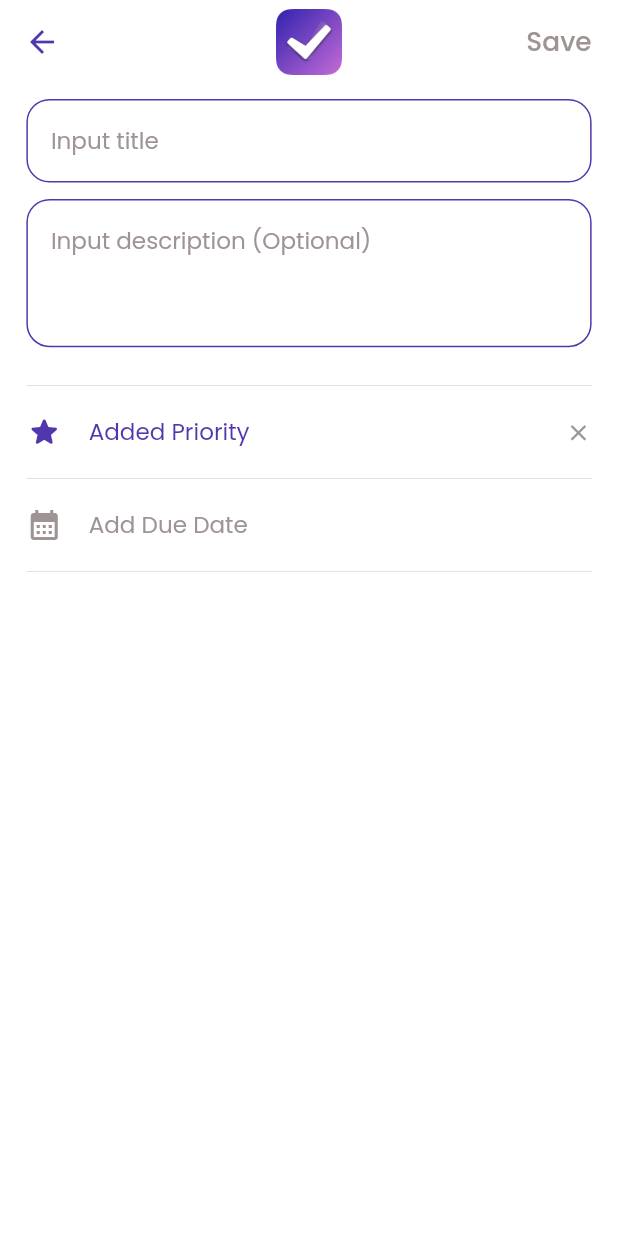
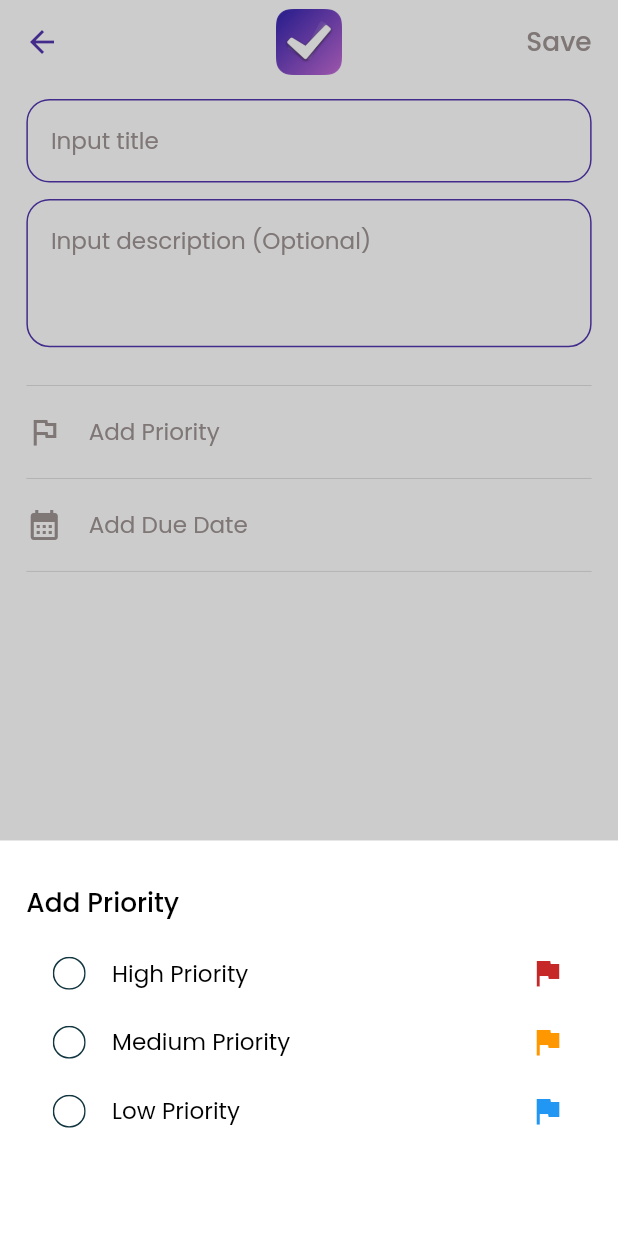
Before and after one commit to huymtb/demo_to_do_list, a Flutter app: the TaskDetailPage screen opened by its route, after a tap on "Add Priority", on a phone screen of 412 x 824 dp. Run offline on Flutter 3.47's test engine with Material 2 defaults, Android fonts, the phone set to English and light mode, and no system bars; our stand-ins replace flutter_mobx, flutter_svg, go_router, mobx, sqflite; accounts and stored records are empty; generated files the repository leaves out were written again.

Commit message:
update priority levels

```diff
--- a/lib/l10n/intl_en.arb
+++ b/lib/l10n/intl_en.arb
@@ -46,5 +46,8 @@
   "sureDeleteTask": "Are you sure to delete this task?",
   "yes": "Yes",
   "no": "No",
-  "addNewTask": "Add New Task"
+  "addNewTask": "Add New Task",
+  "lowPriority": "Low Priority",
+  "mediumPriority": "Medium Priority",
+  "highPriority": "High Priority"
 }
--- a/lib/pages/home_page/widgets/sort_item.dart
+++ b/lib/pages/home_page/widgets/sort_item.dart
@@ -6,12 +6,14 @@ class SortItem extends StatelessWidget {
   final Function? onPressed;
   final bool isSelected;
   final String title;
+  final Widget? icon;
 
   const SortItem({
     Key? key,
     this.onPressed,
     this.isSelected = false,
     this.title = '',
+    this.icon,
   }) : super(key: key);
 
   @override
@@ -27,10 +29,16 @@ class SortItem extends StatelessWidget {
             completed: isSelected,
           ),
           SizedBox(width: AppDimens.defaultPadding),
-          Text(
-            title,
-            style: Theme.of(context).textTheme.titleMedium,
+          Expanded(
+            child: Text(
+              title,
+              style: Theme.of(context).textTheme.titleMedium,
+            ),
           ),
+          if (icon != null) ...[
+            icon!,
+            SizedBox(width: AppDimens.defaultPadding),
+          ],
         ],
       ),
     );
--- a/lib/pages/home_page/widgets/task_item.dart
+++ b/lib/pages/home_page/widgets/task_item.dart
@@ -1,8 +1,10 @@
+import 'package:collection/collection.dart';
 import 'package:flutter/material.dart';
 import 'package:todo/generated/l10n.dart';
 import 'package:todo/model/task_model.dart';
 import 'package:todo/theme/app_colors.dart';
 import 'package:todo/theme/app_dimens.dart';
+import 'package:todo/utils/app_constants.dart';
 import 'package:todo/utils/utils.dart';
 import 'package:todo/widgets/complete_icon_button.dart';
 
@@ -22,6 +24,10 @@ class TaskItem extends StatelessWidget {
 
   @override
   Widget build(BuildContext context) {
+    Map? priority = AppConstants()
+        .listPriority
+        .firstWhereOrNull((element) => element['value'] == task?.priority);
+    priority ??= AppConstants().defaultPriority;
     return GestureDetector(
       onTap: () {
         onTaskPressed?.call(task);
@@ -82,17 +88,7 @@ class TaskItem extends StatelessWidget {
               ),
             ),
             SizedBox(width: AppDimens.defaultPadding),
-            GestureDetector(
-              onTap: () {
-                onTaskPriorityPressed?.call(task);
-              },
-              child: Icon(
-                task?.priority == 0
-                    ? Icons.star_rounded
-                    : Icons.star_border_rounded,
-                color: AppColors.primary,
-              ),
-            ),
+            priority['icon'],
           ],
         ),
       ),
--- a/lib/pages/task_detail/task_detail_page.dart
+++ b/lib/pages/task_detail/task_detail_page.dart
@@ -1,3 +1,4 @@
+import 'package:collection/collection.dart';
 import 'package:flutter/cupertino.dart';
 import 'package:flutter/material.dart';
 import 'package:flutter_mobx/flutter_mobx.dart';
@@ -5,6 +6,7 @@ import 'package:provider/provider.dart';
 import 'package:todo/app/app_store.dart';
 import 'package:todo/generated/l10n.dart';
 import 'package:todo/model/task_model.dart';
+import 'package:todo/pages/home_page/widgets/sort_item.dart';
 import 'package:todo/router/router.dart';
 import 'package:todo/stores/task_store.dart';
 import 'package:todo/theme/app_colors.dart';
@@ -40,6 +42,7 @@ class _TaskDetailPageState extends State<TaskDetailPage> {
   void initState() {
     super.initState();
     _appStore = context.read<AppStore>();
+    _taskStore.priority = AppConstants().defaultPriority;
     if (widget.task != null) {
       initTask();
     }
@@ -106,13 +109,14 @@ class _TaskDetailPageState extends State<TaskDetailPage> {
                 const Divider(),
                 IconButtonTextCustom(
                   onPressed: () {
-                    _taskStore.togglePriority();
+                    showBottomSheetPriority(context);
                   },
-                  iconPath: Icons.star_rounded,
-                  btnTitle: _taskStore.priority
-                      ? S.of(context).addedPriority
-                      : S.of(context).addPriority,
-                  enable: _taskStore.priority,
+                  icon: _taskStore.priority?['icon'],
+                  btnTitle: _taskStore.priority?['title'],
+                  enable: _taskStore.priority?['value'] != 3,
+                  suffixIconPressed: () {
+                    _taskStore.togglePriority(AppConstants().defaultPriority);
+                  },
                 ),
                 const Divider(),
                 IconButtonTextCustom(
@@ -184,7 +188,7 @@ class _TaskDetailPageState extends State<TaskDetailPage> {
           title: _titleController.text,
           description: _descriptionController.text,
           dueDate: _taskStore.dueDate,
-          priority: _taskStore.priority ? 0 : 1,
+          priority: _taskStore.priority?['value'],
           completed: _taskStore.completed ? 0 : 1,
           createdDate:
               widget.task != null ? widget.task?.createdDate : DateTime.now(),
@@ -194,7 +198,7 @@ class _TaskDetailPageState extends State<TaskDetailPage> {
           title: _titleController.text,
           description: _descriptionController.text,
           dueDate: _taskStore.dueDate,
-          priority: _taskStore.priority ? 0 : 1,
+          priority: _taskStore.priority?['value'],
           completed: _taskStore.completed ? 0 : 1,
           createdDate:
               widget.task != null ? widget.task?.createdDate : DateTime.now(),
@@ -239,12 +243,62 @@ class _TaskDetailPageState extends State<TaskDetailPage> {
         ));
   }
 
+  void showBottomSheetPriority(BuildContext context) {
+    showBottomSheetCustom(
+        context,
+        Material(
+          color: AppColors.white,
+          child: Padding(
+            padding: EdgeInsets.all(AppDimens.defaultPadding),
+            child: Column(
+              crossAxisAlignment: CrossAxisAlignment.start,
+              mainAxisAlignment: MainAxisAlignment.start,
+              children: [
+                Text(
+                  S.of(context).addPriority,
+                  style: Theme.of(context).textTheme.bodyLarge,
+                ),
+                SizedBox(height: AppDimens.d_10),
+                Observer(builder: (context) {
+                  return Expanded(
+                    child: ListView.builder(
+                        itemCount: AppConstants().listPriority.length,
+                        padding: EdgeInsets.zero,
+                        itemBuilder: (context, index) {
+                          Map priority = AppConstants().listPriority[index];
+                          return Padding(
+                            padding:
+                                EdgeInsets.symmetric(vertical: AppDimens.d_10),
+                            child: SortItem(
+                              isSelected:
+                                  _taskStore.priority == priority['value'],
+                              title: priority['title'],
+                              icon: priority['icon'],
+                              onPressed: () {
+                                _taskStore.togglePriority(priority);
+                                Navigator.of(context).pop();
+                              },
+                            ),
+                          );
+                        }),
+                  );
+                }),
+              ],
+            ),
+          ),
+        ));
+  }
+
   void initTask() {
     isFirstState = widget.task?.completed ?? 1;
     _titleController.text = widget.task?.title ?? '';
     _descriptionController.text = widget.task?.description ?? '';
     _taskStore.dueDate = widget.task?.dueDate;
-    _taskStore.priority = widget.task?.priority == 0;
+    final priority = AppConstants().listPriority.firstWhereOrNull(
+        (priority) => priority['value'] == widget.task?.priority);
+    if (priority != null) {
+      _taskStore.priority = priority;
+    }
     _taskStore.completed = widget.task?.completed == 0;
     if (_taskStore.completed) {
       _taskStore.completedDate = widget.task?.updatedDate;
--- a/lib/stores/task_store.dart
+++ b/lib/stores/task_store.dart
@@ -14,7 +14,7 @@ abstract class _TaskStore with Store {
   bool enableDoneButton = false;
 
   @observable
-  bool priority = false;
+  Map? priority;
 
   @observable
   bool completed = false;
@@ -31,8 +31,8 @@ abstract class _TaskStore with Store {
   }
 
   @action
-  void togglePriority() {
-    priority = !priority;
+  void togglePriority(Map selectedPriority) {
+    priority = selectedPriority;
   }
 
   @action
--- a/lib/theme/app_colors.dart
+++ b/lib/theme/app_colors.dart
@@ -6,6 +6,8 @@ class AppColors {
   static const Color white = Color(0xffFFFFFF);
   static const Color transparent = Colors.transparent;
   static const Color primary = Color(0xff5236ae);
+  static const Color orange = Colors.orange;
+  static const Color blue = Colors.blue;
   static const Color secondary = Color(0xff122C33);
   static const Color error = Color(0xFFC62828);
   static const Color grayBorder = Color(0xffEBEBEB);
--- a/lib/utils/app_constants.dart
+++ b/lib/utils/app_constants.dart
@@ -1,3 +1,7 @@
+import 'package:flutter/material.dart';
+import 'package:todo/generated/l10n.dart';
+import 'package:todo/theme/app_colors.dart';
+
 class AppConstants {
   // database
   static const String dbName = 'to_do_list_db';
@@ -20,4 +24,41 @@ class AppConstants {
   static const String inputDescriptionKey = 'inputDescriptionKey';
   static const String taskKey = 'taskKey';
   static const String completeButtonKey = 'completedButtonKey';
+
+  // define list of priority level
+  List<Map> listPriority = [
+    {
+      'value': 0,
+      'title': S.current.highPriority,
+      'icon': const Icon(
+        Icons.flag,
+        color: AppColors.redText,
+      )
+    },
+    {
+      'value': 1,
+      'title': S.current.mediumPriority,
+      'icon': const Icon(
+        Icons.flag,
+        color: AppColors.orange,
+      )
+    },
+    {
+      'value': 2,
+      'title': S.current.lowPriority,
+      'icon': const Icon(
+        Icons.flag,
+        color: AppColors.blue,
+      )
+    },
+  ]; // 0: high, 1: medium, 2: low, 3: do not set priority
+
+  Map defaultPriority = {
+    'value': 3,
+    'title': S.current.addPriority,
+    'icon': const Icon(
+      Icons.flag_outlined,
+      color: AppColors.grayText,
+    )
+  };
 }
--- a/lib/widgets/icon_button_text_custom.dart
+++ b/lib/widgets/icon_button_text_custom.dart
@@ -6,16 +6,18 @@ class IconButtonTextCustom extends StatelessWidget {
   final Function? onPressed;
   final Function? suffixIconPressed;
   final bool enable;
-  final IconData iconPath;
+  final IconData? iconPath;
   final String btnTitle;
+  final Widget? icon;
 
   const IconButtonTextCustom({
     Key? key,
-    required this.iconPath,
+    this.iconPath,
     required this.btnTitle,
     this.enable = false,
     this.onPressed,
     this.suffixIconPressed,
+    this.icon,
   }) : super(key: key);
 
   @override
@@ -29,7 +31,7 @@ class IconButtonTextCustom extends StatelessWidget {
         padding: EdgeInsets.symmetric(vertical: AppDimens.smallPadding),
         child: Row(
           children: [
-            Icon(iconPath, color: enableColor),
+            if (icon != null) icon! else Icon(iconPath, color: enableColor),
             SizedBox(width: AppDimens.defaultPadding),
             Expanded(
                 child: Text(
```
Also changed, not shown: lib/generated/intl/messages_en.dart, lib/generated/l10n.dart, lib/stores/task_store.g.dart, 1 other file.
